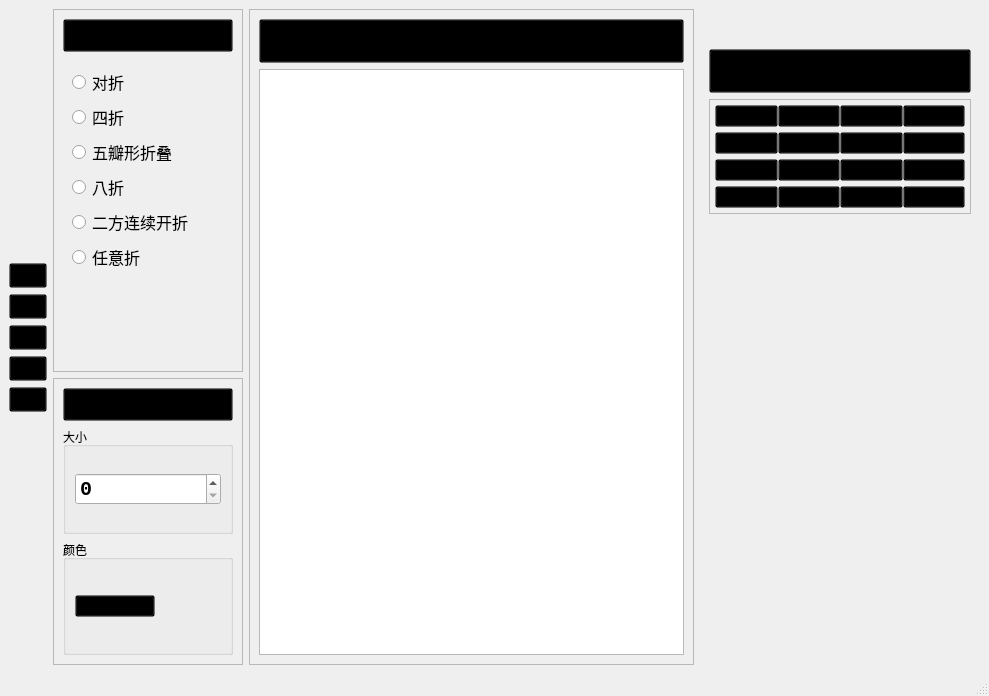
Before: the Qt Designer form mainwindow.ui in zeki2333/papercutting-simulation, drawn with Qt 5.
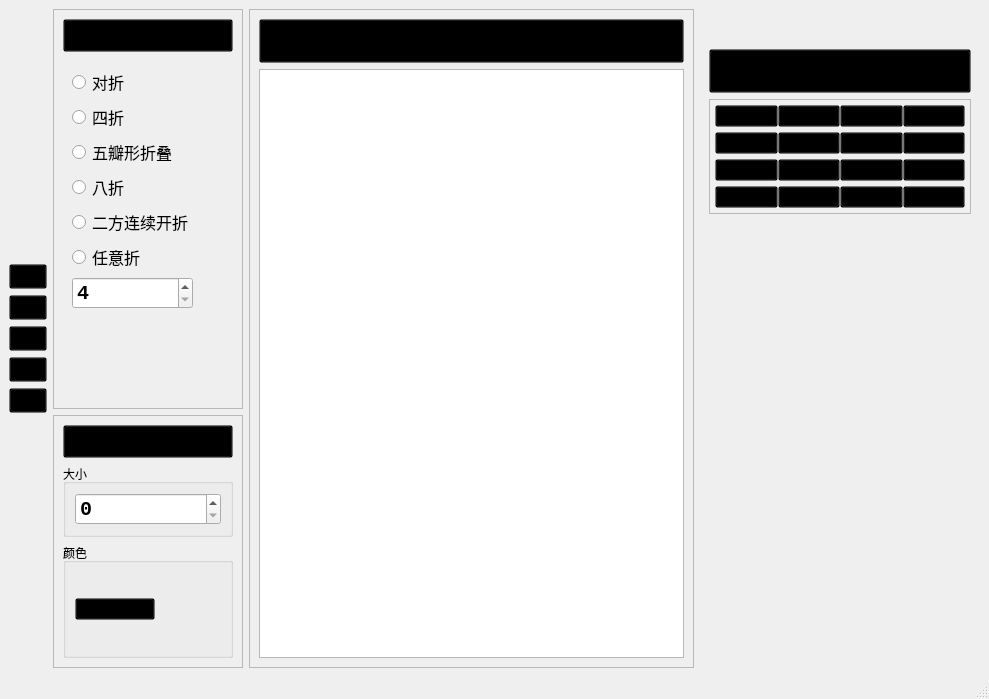
After: the same form once the commit is applied. Icons and pictures are not drawn.

Commit message: foldNum changed by spinBox

Diff of the .ui file:
```diff
--- a/mainwindow.ui
+++ b/mainwindow.ui
@@ -370,6 +370,31 @@
               </property>
              </widget>
             </item>
+            <item>
+             <widget class="QSpinBox" name="foldNumBox">
+              <property name="font">
+               <font>
+                <family>Consolas</family>
+                <pointsize>15</pointsize>
+                <weight>75</weight>
+                <bold>true</bold>
+                <strikeout>false</strikeout>
+               </font>
+              </property>
+              <property name="showGroupSeparator" stdset="0">
+               <bool>false</bool>
+              </property>
+              <property name="minimum">
+               <number>4</number>
+              </property>
+              <property name="maximum">
+               <number>16</number>
+              </property>
+              <property name="value">
+               <number>4</number>
+              </property>
+             </widget>
+            </item>
            </layout>
           </widget>
          </item>
```
The commit also changes 10 other files.
